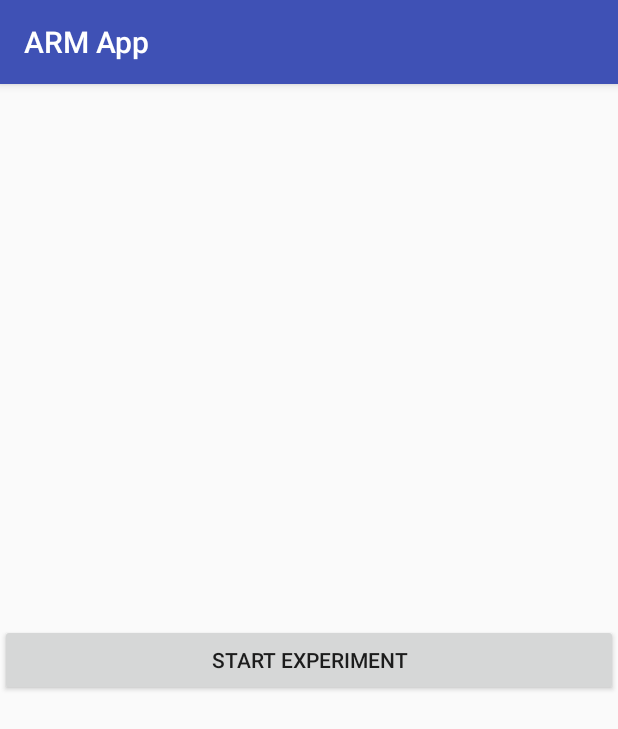
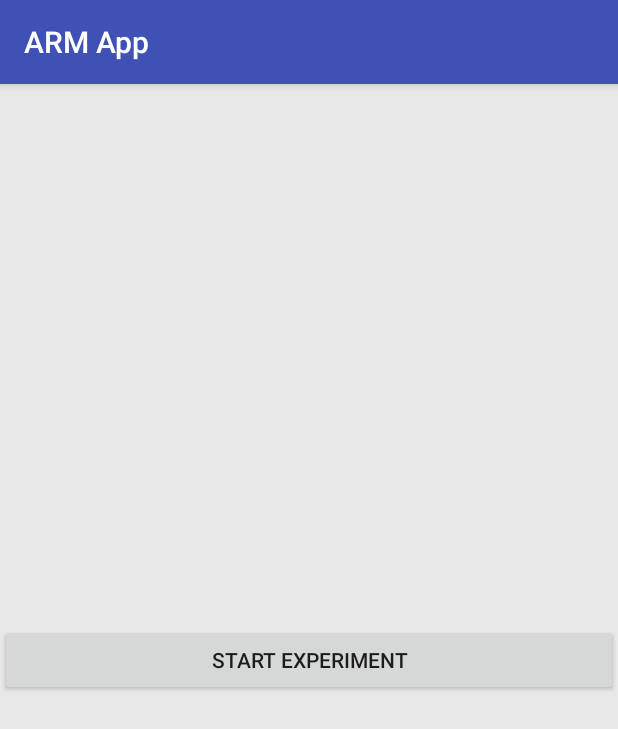
Before and after one commit to bellamie/ARMresearchApp, an Android app: the MainActivity screen opened directly, with no data from a screen before it, on a phone screen of 412 x 824 dp. Shown: the top 729 px of the screen. Run offline under Robolectric (Android 15) with nearby library versions, the phone set to English and light mode, and no system bars; our stand-ins replace Volley; 2 statements that could not run were skipped.

Commit message:
fixed the colors, usernames and the server

```diff
--- a/app/src/main/java/com/example/bellamie/armapp/MainActivity.java
+++ b/app/src/main/java/com/example/bellamie/armapp/MainActivity.java
@@ -37,6 +37,7 @@ import java.util.Collections;
 import java.util.HashMap;
 import java.util.ListIterator;
 import java.util.Map;
+import java.util.Random;
 
 public class MainActivity extends AppCompatActivity {
 
@@ -47,6 +48,7 @@ public class MainActivity extends AppCompatActivity {
     private View root;
     private LinearLayout emotionPanel;
     private ButtonClickListener happyListener, neutralListener, sadListener;
+    private String username;
 
 
     private String serverURL = "http://dennisdemenis.pythonanywhere.com/";
@@ -94,6 +96,13 @@ public class MainActivity extends AppCompatActivity {
         mediaPlayer = new MediaPlayer();
         stopWatch = new StopWatch();
         counter_idx = 0;
+        username = createRandomUsername();
+    }
+
+    public String createRandomUsername(){
+        Random randomGenerator = new Random();
+        int randomInt = randomGenerator.nextInt(1000);
+        return "user_" + randomInt;
     }
 
     public void randomizeVariables(){
@@ -139,8 +148,8 @@ public class MainActivity extends AppCompatActivity {
         initializeVariables();
         randomizeVariables();
 
+        if(idx_iterator.hasNext()) {
             counter_idx = (int) idx_iterator.next();
-
             startbtn.setOnClickListener(new View.OnClickListener() {
                 @Override
                 public void onClick(View view) {
@@ -153,6 +162,7 @@ public class MainActivity extends AppCompatActivity {
                     root.setBackgroundColor(ContextCompat.getColor(getApplicationContext(), colorlist.get(counter_idx)));
                 }
             });
+        }
     }
 
     /**
@@ -208,7 +218,7 @@ public class MainActivity extends AppCompatActivity {
                     params.put("color", colorlist.get(counter_idx).toString());
                     params.put("emotion", view.getResources().getResourceEntryName(view.getId()));
                     params.put("humm", hummdict.get(hummlist.get(counter_idx-1)));
-                    params.put("name", "anonymous");
+                    params.put("name", username);
 
 
                     Log.i(TAG, "inside getParams:" + params);
@@ -224,7 +234,7 @@ public class MainActivity extends AppCompatActivity {
             counter_idx = (int)idx_iterator.next();
 
             Uri myUri = Uri.parse("android.resource://" + getPackageName() + "/raw/sound" + hummlist.get(counter_idx));
-            root.setBackgroundColor(Color.WHITE);
+            root.setBackgroundColor(getResources().getColor(R.color.neutralGrey));
 
             String message1 = myUri.toString();
             mediaPlayer.setAudioStreamType(AudioManager.STREAM_MUSIC);
--- a/app/src/main/res/layout/activity_demographic_info.xml
+++ b/app/src/main/res/layout/activity_demographic_info.xml
@@ -5,6 +5,7 @@
     android:layout_width="match_parent"
     android:layout_height="match_parent"
     android:orientation="vertical"
+    android:background="@color/neutralGrey"
     tools:context="com.example.bellamie.armapp.DemographicInfo">
 
     <TextView
--- a/app/src/main/res/layout/activity_main.xml
+++ b/app/src/main/res/layout/activity_main.xml
@@ -5,7 +5,8 @@
     android:layout_width="match_parent"
     android:layout_height="match_parent"
     tools:context="com.example.bellamie.armapp.MainActivity"
-    android:id="@+id/root">
+    android:id="@+id/root"
+    android:background="@color/neutralGrey">
 
     <Button
         android:id="@+id/startExperiment"
--- a/app/src/main/res/values/colors.xml
+++ b/app/src/main/res/values/colors.xml
@@ -6,4 +6,5 @@
     <color name="yellow">#FFFF00</color>
     <color name="darkblue">#191970</color>
     <color name="white">#FFFFFF</color>
+    <color name="neutralGrey">#E8E8E8</color>
 </resources>
```
Lines whose indentation alone changed are shown as unchanged.
